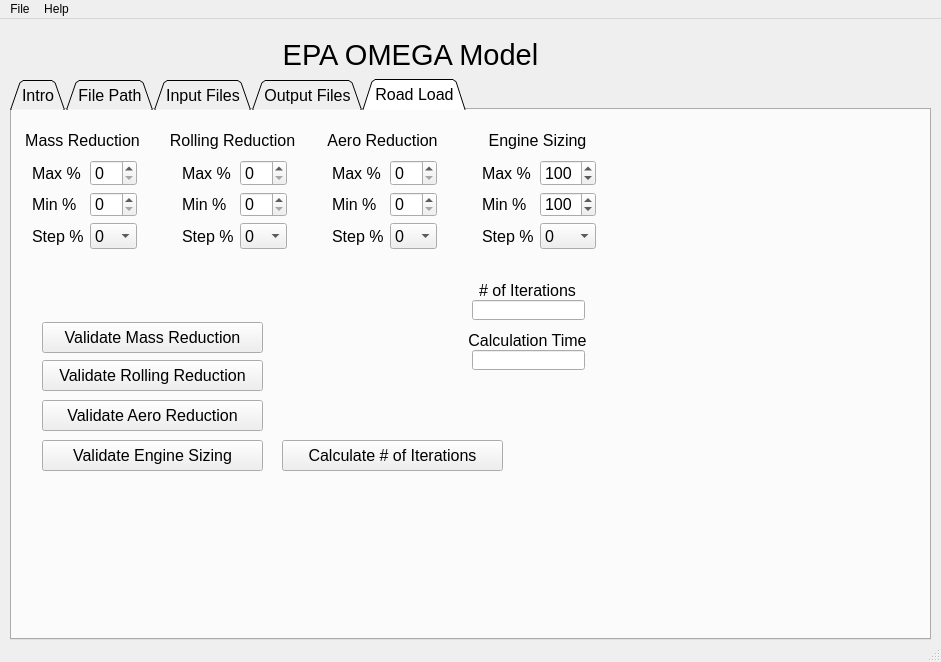
Old version of the form gui/omega_gui_v5.ui in the repository USEPA/EPA_OMEGA_Model.
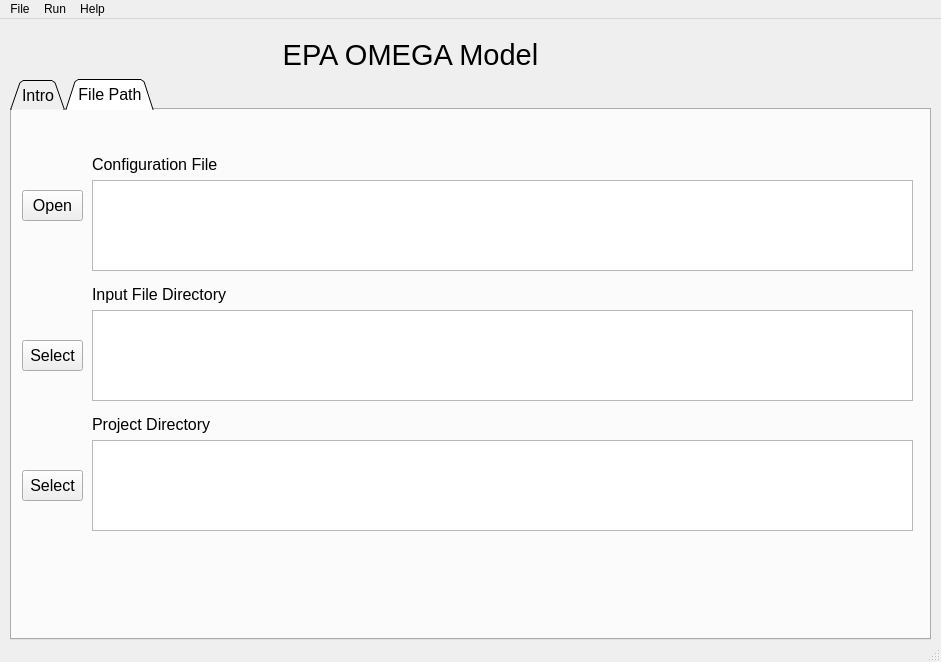
New version of the form. The open tabs and pages were chosen to show the change. Icons and pictures are not drawn.

```diff
--- a/gui/omega_gui_v5.ui
+++ b/gui/omega_gui_v5.ui
@@ -111,7 +111,7 @@
        <rect>
         <x>80</x>
         <y>39</y>
-        <width>151</width>
+        <width>441</width>
         <height>31</height>
        </rect>
       </property>
@@ -124,7 +124,7 @@
        <rect>
         <x>80</x>
         <y>169</y>
-        <width>151</width>
+        <width>511</width>
         <height>31</height>
        </rect>
       </property>
@@ -156,7 +156,7 @@
        <rect>
         <x>80</x>
         <y>299</y>
-        <width>151</width>
+        <width>461</width>
         <height>31</height>
        </rect>
       </property>
@@ -197,6 +197,9 @@
       </property>
      </widget>
      <widget class="QPushButton" name="select_input_directory_button">
+      <property name="enabled">
+       <bool>true</bool>
+      </property>
       <property name="geometry">
        <rect>
         <x>10</x>
@@ -209,495 +212,20 @@
        <string>Select</string>
       </property>
      </widget>
-    </widget>
-    <widget class="QWidget" name="input_files_tab">
-     <attribute name="title">
-      <string>Input Files</string>
-     </attribute>
-     <attribute name="toolTip">
-      <string>Vehicle Type</string>
-     </attribute>
-     <widget class="QTableWidget" name="input_file_table">
+     <widget class="QPushButton" name="open_configuration_file_button">
       <property name="geometry">
        <rect>
-        <x>5</x>
-        <y>11</y>
-        <width>891</width>
-        <height>511</height>
-       </rect>
-      </property>
-      <property name="font">
-       <font>
-        <family>Consolas</family>
-        <pointsize>11</pointsize>
-       </font>
-      </property>
-     </widget>
-    </widget>
-    <widget class="QWidget" name="output_files_tab">
-     <attribute name="title">
-      <string>Output Files</string>
-     </attribute>
-     <widget class="QTableWidget" name="output_file_table">
-      <property name="geometry">
-       <rect>
-        <x>5</x>
-        <y>11</y>
-        <width>891</width>
-        <height>511</height>
-       </rect>
-      </property>
-      <property name="font">
-       <font>
-        <family>Consolas</family>
-        <pointsize>11</pointsize>
-       </font>
-      </property>
-     </widget>
-    </widget>
-    <widget class="QWidget" name="road_load_tab">
-     <attribute name="title">
-      <string>Road Load</string>
-     </attribute>
-     <widget class="QLabel" name="mass_reduction_label">
-      <property name="geometry">
-       <rect>
-        <x>0</x>
-        <y>20</y>
-        <width>141</width>
-        <height>21</height>
-       </rect>
-      </property>
-      <property name="text">
-       <string>Mass Reduction</string>
-      </property>
-      <property name="alignment">
-       <set>Qt::AlignCenter</set>
-      </property>
-     </widget>
-     <widget class="QWidget" name="formLayoutWidget_2">
-      <property name="geometry">
-       <rect>
-        <x>20</x>
-        <y>50</y>
-        <width>105</width>
-        <height>89</height>
-       </rect>
-      </property>
-      <layout class="QFormLayout" name="mass_reduction_form_layout">
-       <item row="0" column="0">
-        <widget class="QLabel" name="mass_reduction_max_label">
-         <property name="text">
-          <string>Max %</string>
-         </property>
-        </widget>
-       </item>
-       <item row="0" column="1">
-        <widget class="QSpinBox" name="mass_reduction_max_select">
-         <property name="showGroupSeparator" stdset="0">
-          <bool>false</bool>
-         </property>
-         <property name="maximum">
-          <number>30</number>
-         </property>
-        </widget>
-       </item>
-       <item row="1" column="0">
-        <widget class="QLabel" name="mass_reduction_min_label">
-         <property name="text">
-          <string>Min %</string>
-         </property>
-        </widget>
-       </item>
-       <item row="1" column="1">
-        <widget class="QSpinBox" name="mass_reduction_min_select">
-         <property name="showGroupSeparator" stdset="0">
-          <bool>false</bool>
-         </property>
-         <property name="maximum">
-          <number>30</number>
-         </property>
-        </widget>
-       </item>
-       <item row="2" column="0">
-        <widget class="QLabel" name="mass_reduction_step_label">
-         <property name="text">
-          <string>Step %</string>
-         </property>
-        </widget>
-       </item>
-       <item row="2" column="1">
-        <widget class="QComboBox" name="mass_reduction_step_select">
-         <item>
-          <property name="text">
-           <string>0</string>
-          </property>
-         </item>
-        </widget>
-       </item>
-      </layout>
-     </widget>
-     <widget class="QWidget" name="formLayoutWidget_4">
-      <property name="geometry">
-       <rect>
-        <x>170</x>
-        <y>50</y>
-        <width>105</width>
-        <height>89</height>
-       </rect>
-      </property>
-      <layout class="QFormLayout" name="rolling_reduction_form_layout">
-       <item row="0" column="0">
-        <widget class="QLabel" name="rolling_reduction_max_label">
-         <property name="text">
-          <string>Max %</string>
-         </property>
-        </widget>
-       </item>
-       <item row="0" column="1">
-        <widget class="QSpinBox" name="rolling_reduction_max_select">
-         <property name="showGroupSeparator" stdset="0">
-          <bool>false</bool>
-         </property>
-         <property name="maximum">
-          <number>30</number>
-         </property>
-        </widget>
-       </item>
-       <item row="1" column="0">
-        <widget class="QLabel" name="rolling_reduction_min_label">
-         <property name="text">
-          <string>Min %</string>
-         </property>
-        </widget>
-       </item>
-       <item row="1" column="1">
-        <widget class="QSpinBox" name="rolling_reduction_min_select">
-         <property name="showGroupSeparator" stdset="0">
-          <bool>false</bool>
-         </property>
-         <property name="maximum">
-          <number>30</number>
-         </property>
-        </widget>
-       </item>
-       <item row="2" column="0">
-        <widget class="QLabel" name="rolling_reduction_step_label">
-         <property name="text">
-          <string>Step %</string>
-         </property>
-        </widget>
-       </item>
-       <item row="2" column="1">
-        <widget class="QComboBox" name="rolling_reduction_step_select">
-         <item>
-          <property name="text">
-           <string>0</string>
-          </property>
-         </item>
-        </widget>
-       </item>
-      </layout>
-     </widget>
-     <widget class="QWidget" name="formLayoutWidget_5">
-      <property name="geometry">
-       <rect>
-        <x>320</x>
-        <y>50</y>
-        <width>105</width>
-        <height>89</height>
-       </rect>
-      </property>
-      <layout class="QFormLayout" name="aero_reduction_form_layout">
-       <item row="0" column="0">
-        <widget class="QLabel" name="aero_reduction_max_label">
-         <property name="text">
-          <string>Max %</string>
-         </property>
-        </widget>
-       </item>
-       <item row="0" column="1">
-        <widget class="QSpinBox" name="aero_reduction_max_select">
-         <property name="showGroupSeparator" stdset="0">
-          <bool>false</bool>
-         </property>
-         <property name="maximum">
-          <number>30</number>
-         </property>
-        </widget>
-       </item>
-       <item row="1" column="0">
-        <widget class="QLabel" name="aero_reduction_min_label">
-         <property name="text">
-          <string>Min %</string>
-         </property>
-        </widget>
-       </item>
-       <item row="1" column="1">
-        <widget class="QSpinBox" name="aero_reduction_min_select">
-         <property name="showGroupSeparator" stdset="0">
-          <bool>false</bool>
-         </property>
-         <property name="maximum">
-          <number>30</number>
-         </property>
-        </widget>
-       </item>
-       <item row="2" column="0">
-        <widget class="QLabel" name="aero_reduction_step_label">
-         <property name="text">
-          <string>Step %</string>
-         </property>
-        </widget>
-       </item>
-       <item row="2" column="1">
-        <widget class="QComboBox" name="aero_reduction_step_select">
-         <item>
-          <property name="text">
-           <string>0</string>
-          </property>
-         </item>
-        </widget>
-       </item>
-      </layout>
-     </widget>
-     <widget class="QWidget" name="formLayoutWidget_6">
-      <property name="geometry">
-       <rect>
-        <x>470</x>
-        <y>50</y>
-        <width>114</width>
-        <height>89</height>
-       </rect>
-      </property>
-      <layout class="QFormLayout" name="engine_sizing_form_layout">
-       <item row="0" column="0">
-        <widget class="QLabel" name="engine_sizing_max_label">
-         <property name="text">
-          <string>Max %</string>
-         </property>
-        </widget>
-       </item>
-       <item row="0" column="1">
-        <widget class="QSpinBox" name="engine_sizing_max_select">
-         <property name="showGroupSeparator" stdset="0">
-          <bool>false</bool>
-         </property>
-         <property name="minimum">
-          <number>50</number>
-         </property>
-         <property name="maximum">
-          <number>150</number>
-         </property>
-         <property name="value">
-          <number>100</number>
-         </property>
-        </widget>
-       </item>
-       <item row="1" column="0">
-        <widget class="QLabel" name="engine_sizing_min_label">
-         <property name="text">
-          <string>Min %</string>
-         </property>
-        </widget>
-       </item>
-       <item row="1" column="1">
-        <widget class="QSpinBox" name="engine_sizing_min_select">
-         <property name="showGroupSeparator" stdset="0">
-          <bool>false</bool>
-         </property>
-         <property name="minimum">
-          <number>50</number>
-         </property>
-         <property name="maximum">
-          <number>150</number>
-         </property>
-         <property name="value">
-          <number>100</number>
-         </property>
-        </widget>
-       </item>
-       <item row="2" column="0">
-        <widget class="QLabel" name="engine_sizing_step_label">
-         <property name="text">
-          <string>Step %</string>
-         </property>
-        </widget>
-       </item>
-       <item row="2" column="1">
-        <widget class="QComboBox" name="engine_sizing_step_select">
-         <item>
-          <property name="text">
-           <string>0</string>
-          </property>
-         </item>
-        </widget>
-       </item>
-      </layout>
-     </widget>
-     <widget class="QLabel" name="rolling_reduction_label">
-      <property name="geometry">
-       <rect>
-        <x>150</x>
-        <y>20</y>
-        <width>141</width>
-        <height>21</height>
-       </rect>
-      </property>
-      <property name="text">
-       <string>Rolling Reduction</string>
-      </property>
-      <property name="alignment">
-       <set>Qt::AlignCenter</set>
-      </property>
-     </widget>
-     <widget class="QLabel" name="aero_reduction_label">
-      <property name="geometry">
-       <rect>
-        <x>300</x>
-        <y>20</y>
-        <width>141</width>
-        <height>21</height>
-       </rect>
-      </property>
-      <property name="text">
-       <string>Aero Reduction</string>
-      </property>
-      <property name="alignment">
-       <set>Qt::AlignCenter</set>
-      </property>
-     </widget>
-     <widget class="QLabel" name="engine_sizing_label">
-      <property name="geometry">
-       <rect>
-        <x>450</x>
-        <y>20</y>
-        <width>151</width>
-        <height>21</height>
-       </rect>
-      </property>
-      <property name="text">
-       <string>Engine Sizing</string>
-      </property>
-      <property name="alignment">
-       <set>Qt::AlignCenter</set>
-      </property>
-     </widget>
-     <widget class="QPushButton" name="validate_mass_reduction_button">
-      <property name="geometry">
-       <rect>
-        <x>30</x>
-        <y>212</y>
-        <width>221</width>
+        <x>10</x>
+        <y>80</y>
+        <width>61</width>
         <height>31</height>
        </rect>
       </property>
-      <property name="text">
-       <string>Validate Mass Reduction</string>
+      <property name="toolTip">
+       <string>Opens an existing OMEGA 2 Configuration File</string>
       </property>
-     </widget>
-     <widget class="QLineEdit" name="number_of_iterations">
-      <property name="geometry">
-       <rect>
-        <x>460</x>
-        <y>190</y>
-        <width>113</width>
-        <height>20</height>
-       </rect>
-      </property>
-     </widget>
-     <widget class="QPushButton" name="validate_rolling_reduction_button">
-      <property name="geometry">
-       <rect>
-        <x>30</x>
-        <y>250</y>
-        <width>221</width>
-        <height>31</height>
-       </rect>
-      </property>
       <property name="text">
-       <string>Validate Rolling Reduction</string>
-      </property>
-     </widget>
-     <widget class="QPushButton" name="validate_engine_sizing_button">
-      <property name="geometry">
-       <rect>
-        <x>30</x>
-        <y>330</y>
-        <width>221</width>
-        <height>31</height>
-       </rect>
-      </property>
-      <property name="text">
-       <string>Validate Engine Sizing</string>
-      </property>
-     </widget>
-     <widget class="QPushButton" name="validate_aero_reduction_button">
-      <property name="geometry">
-       <rect>
-        <x>30</x>
-        <y>290</y>
-        <width>221</width>
-        <height>31</height>
-       </rect>
-      </property>
-      <property name="text">
-       <string>Validate Aero Reduction</string>
-      </property>
-     </widget>
-     <widget class="QPushButton" name="calculate_iterations_button">
-      <property name="geometry">
-       <rect>
-        <x>270</x>
-        <y>330</y>
-        <width>221</width>
-        <height>31</height>
-       </rect>
-      </property>
-      <property name="text">
-       <string>Calculate # of Iterations</string>
-      </property>
-     </widget>
-     <widget class="QLabel" name="number_of_iterations_label">
-      <property name="geometry">
-       <rect>
-        <x>440</x>
-        <y>170</y>
-        <width>151</width>
-        <height>21</height>
-       </rect>
-      </property>
-      <property name="text">
-       <string># of Iterations</string>
-      </property>
-      <property name="alignment">
-       <set>Qt::AlignCenter</set>
-      </property>
-     </widget>
-     <widget class="QLabel" name="calculation_time_label">
-      <property name="geometry">
-       <rect>
-        <x>440</x>
-        <y>220</y>
-        <width>151</width>
-        <height>21</height>
-       </rect>
-      </property>
-      <property name="text">
-       <string>Calculation Time</string>
-      </property>
-      <property name="alignment">
-       <set>Qt::AlignCenter</set>
-      </property>
-     </widget>
-     <widget class="QLineEdit" name="calculation_time">
-      <property name="geometry">
-       <rect>
-        <x>460</x>
-        <y>240</y>
-        <width>113</width>
-        <height>20</height>
-       </rect>
+       <string>Open</string>
       </property>
      </widget>
     </widget>
@@ -788,7 +316,13 @@
     </property>
     <addaction name="actionAbout_OMEGA_2"/>
    </widget>
+   <widget class="QMenu" name="menuRun">
+    <property name="title">
+     <string>Run</string>
+    </property>
+   </widget>
    <addaction name="menuMenu1"/>
+   <addaction name="menuRun"/>
    <addaction name="menuHelp"/>
   </widget>
   <widget class="QStatusBar" name="statusbar">
```
Left out of the diff: 11 changed lines with no effect on the pictures.
